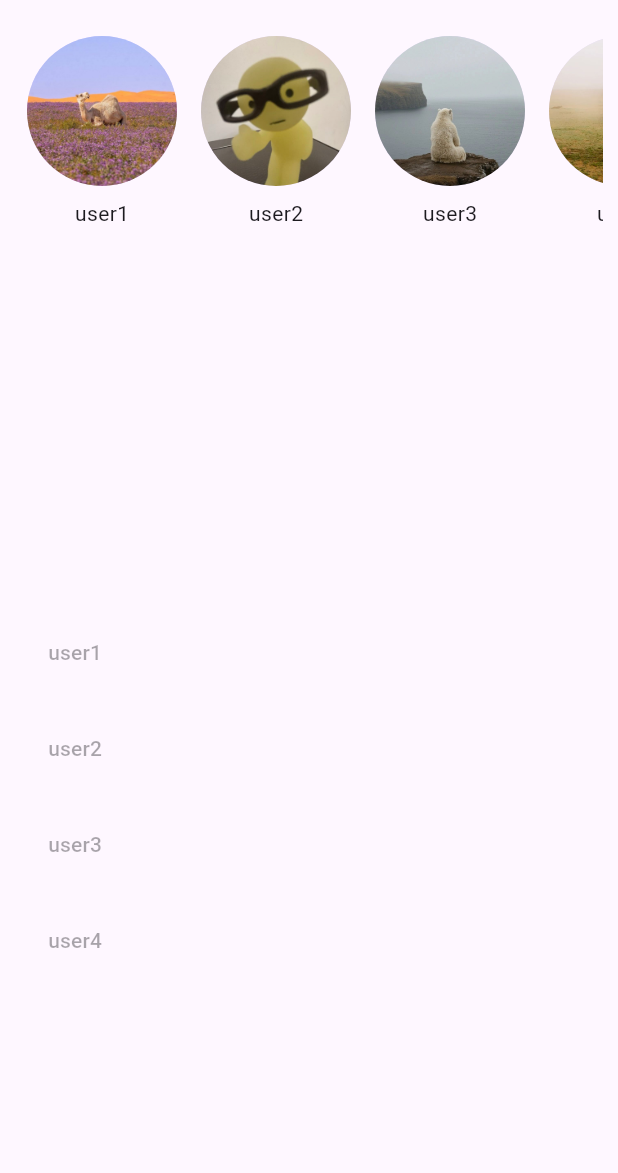
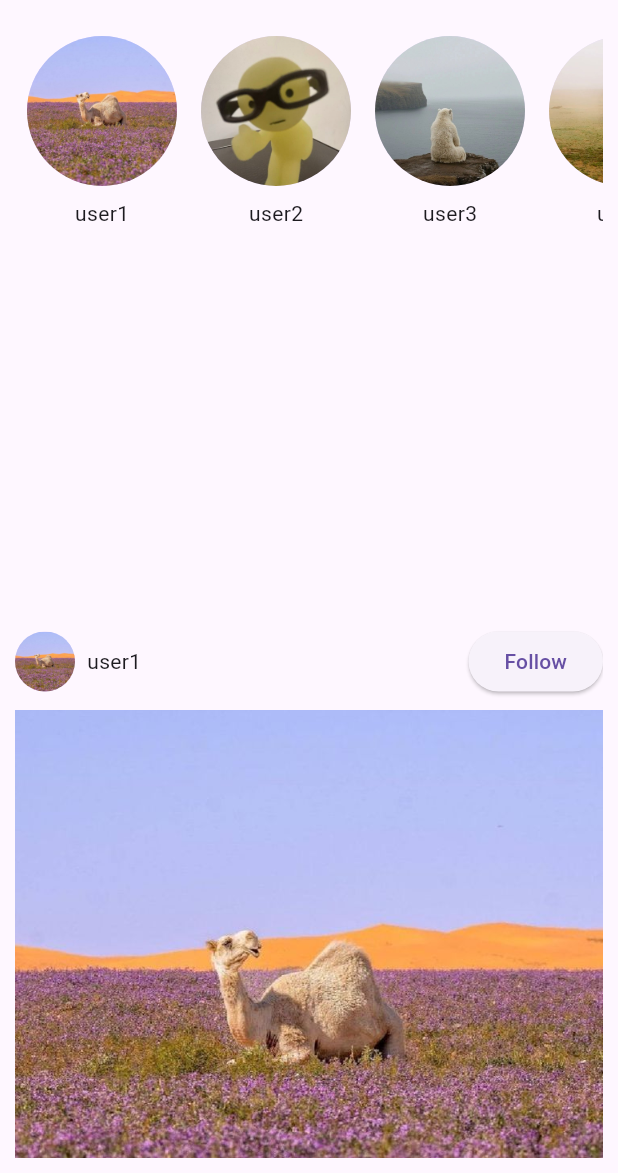
Before and after one commit to dark0crystal/instagram_clone, a Flutter app: the screen it shows after launch, on a phone screen of 412 x 824 dp, the part 63-1236 px from its top. Run offline on Flutter 3.47's test engine with Material 3 defaults, Android fonts, the phone set to English and light mode, and no system bars.

Commit message:
add more content

```diff
--- a/lib/widgets/main_page_posts.dart
+++ b/lib/widgets/main_page_posts.dart
@@ -1,5 +1,6 @@
 import 'package:flutter/material.dart';
 import 'package:instagram_clone/data/PostsData.dart';
+
 class MainPagePosts extends StatefulWidget {
   const MainPagePosts({super.key});
 
@@ -10,43 +11,44 @@ class MainPagePosts extends StatefulWidget {
 class _MainPagePostsState extends State<MainPagePosts> {
   @override
   Widget build(BuildContext context) {
-    return Container(
-      child: Column(
-        children: [
-          Expanded(
-
-            child:ListView.builder(
-              scrollDirection: Axis.vertical,
+    return ListView.builder(
       itemCount: Posts.length,
-              itemBuilder: (_, index){
+      itemBuilder: (_, index) {
         final posts = Posts[index];
         return Container(
-                  padding :EdgeInsets.all(4),
-                  margin: EdgeInsets.all(4),
-                  child:Expanded(
+          margin: EdgeInsets.symmetric(vertical: 14),
           child: Column(
+            crossAxisAlignment: CrossAxisAlignment.start,
+            children: [
+              Row(
+                mainAxisAlignment: MainAxisAlignment.spaceBetween,
+
                 children: [
                   Row(
                     children: [
-                            TextButton(onPressed: null, child: Text(posts.userName))
+                      CircleAvatar(
+                        backgroundImage: AssetImage(posts.image),
+                        radius: 20,
+                      ),
+                      const SizedBox(width: 8),
+                      Text(posts.userName),
                     ],
                   ),
-                        Column(
-                          children: [
-
-                          ],
-                        )
+                  ElevatedButton(
+                    onPressed: () {},
+                    child: Text("Follow"),
+                  ),
                 ],
               ),
-                  ),
-                );
-
-              } ,
-            )
-
-          )
+              const SizedBox(height: 8),
+              Image.asset(posts.image),
+              Row(children: [
+                Text(posts.description)
+              ],)
             ],
           ),
         );
+      },
+    );
   }
 }
```
Lines whose indentation alone changed are shown as unchanged.
